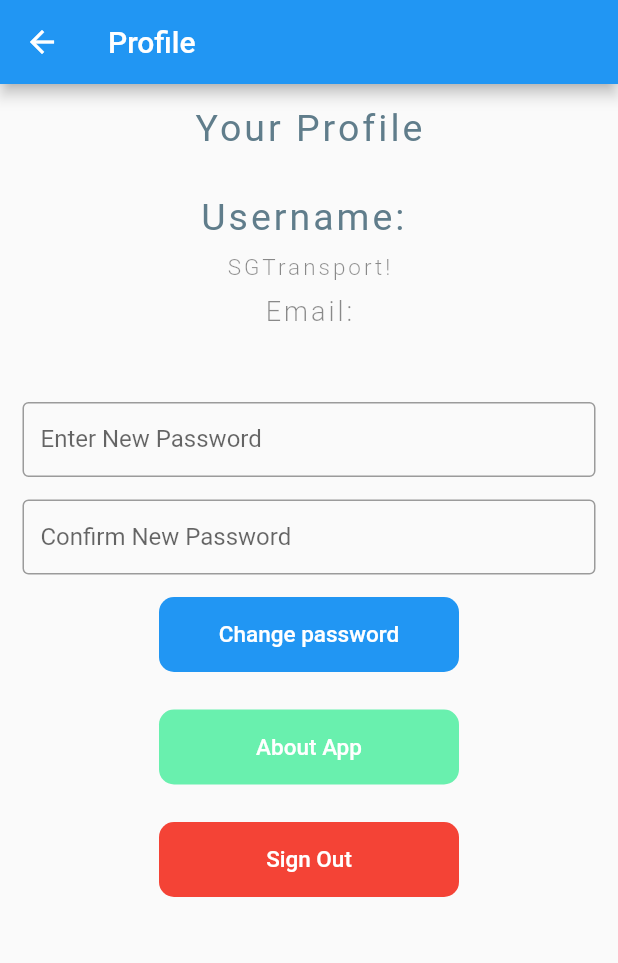
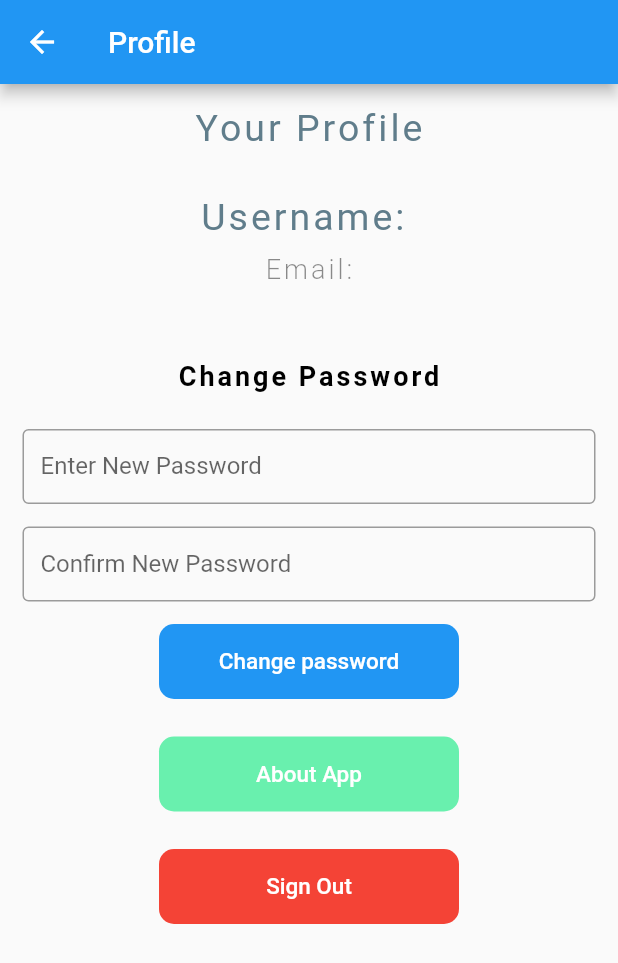
Before and after one commit to thecpinsiders/SGTransport, a Flutter app: the Profile screen opened directly, on a phone screen of 412 x 824 dp. Shown: the top 963 px of the screen. Run offline on Flutter 3.47's test engine with Material 2 defaults, Android fonts, the phone set to English and light mode, and no system bars; our stand-ins replace firebase_auth, firebase_core, form_field_validator; accounts and stored records are empty; network calls fail.

Commit message:
code cleanup and enchance reability

```diff
--- a/lib/main.dart
+++ b/lib/main.dart
@@ -15,6 +15,7 @@ class MyApp extends StatelessWidget {
   @override
   Widget build(BuildContext context) {
     return MaterialApp(
+      debugShowCheckedModeBanner: false,
       title: 'Flutter Demo',
       theme: ThemeData(
         // This is the theme of your application.
--- a/lib/profile.dart
+++ b/lib/profile.dart
@@ -73,17 +73,6 @@ class _ProfileState extends State<Profile> {
                 height: 10,
               ),
               Text(
-                "SGTransport!",
-                style: TextStyle(
-                    fontSize: 15.0,
-                    color: Colors.black45,
-                    letterSpacing: 2.0,
-                    fontWeight: FontWeight.w300),
-              ),
-              SizedBox(
-                height: 10,
-              ),
-              Text(
                 "Email:" + FirebaseAuth.instance.currentUser.email,
                 style: TextStyle(
                     fontSize: 18.0,
@@ -93,6 +82,17 @@ class _ProfileState extends State<Profile> {
               ),
               SizedBox(
                 height: 50,
+              ),
+             Text(
+                "Change Password",
+                style: TextStyle(
+                    fontSize: 18.0,
+                    color: Colors.black,
+                    letterSpacing: 2.0,
+                    fontWeight: FontWeight.bold),
+              ),
+              SizedBox(
+                height: 25,
               ),
               Container(
                 padding:
```
Also changed, not shown: lib/busarrival.dart (+30 -6 lines), lib/operatinghours.dart (+8 -8 lines).
